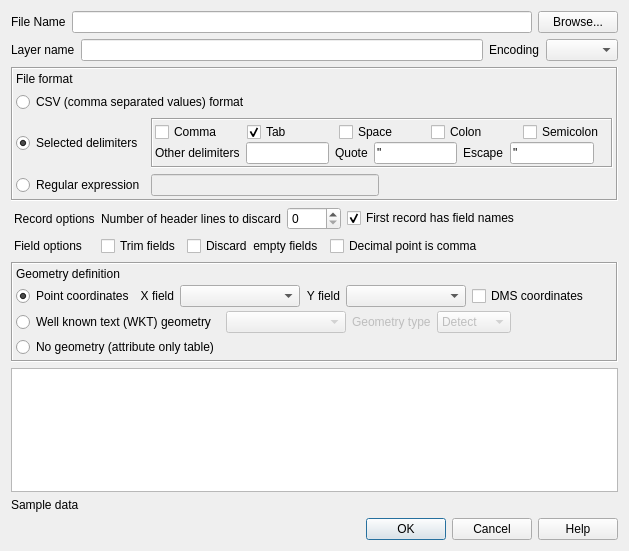
carsmie/QGIS, file src/ui/qgsdelimitedtextsourceselectbase.ui: the form before one commit.
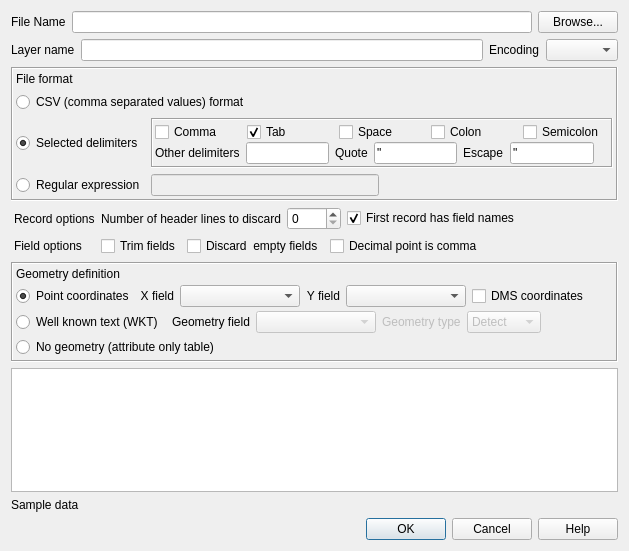
The form after the commit. Icons and pictures are not drawn.

Commit message: Added label to UI to match context help

Patch:
```diff
--- a/src/ui/qgsdelimitedtextsourceselectbase.ui
+++ b/src/ui/qgsdelimitedtextsourceselectbase.ui
@@ -516,7 +516,14 @@
            <string>Geometry is read as a well known text string from the selected fields</string>
           </property>
           <property name="text">
-           <string>Well known text (WKT) geometry </string>
+           <string>Well known text (WKT) </string>
+          </property>
+         </widget>
+        </item>
+        <item>
+         <widget class="QLabel" name="label_5">
+          <property name="text">
+           <string>Geometry field</string>
           </property>
          </widget>
         </item>
```
